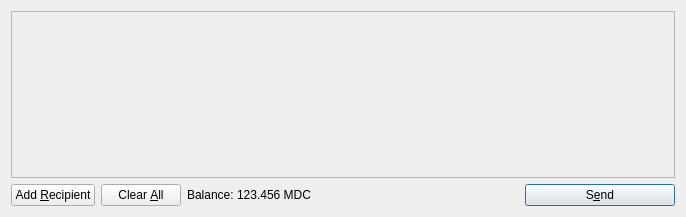
Before: the Qt Designer form src/qt/forms/sendcoinsdialog.ui in mysatweb/mysat, drawn with Qt 5.
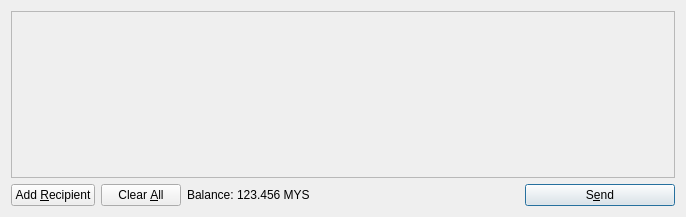
After: the same form once the commit is applied. Icons and pictures are not drawn.

Diff of the .ui file:
```diff
--- a/src/qt/forms/sendcoinsdialog.ui
+++ b/src/qt/forms/sendcoinsdialog.ui
@@ -119,7 +119,7 @@
           <cursorShape>IBeamCursor</cursorShape>
          </property>
          <property name="text">
-          <string>123.456 MDC</string>
+          <string>123.456 MYS</string>
          </property>
          <property name="textInteractionFlags">
           <set>Qt::LinksAccessibleByMouse|Qt::TextSelectableByKeyboard|Qt::TextSelectableByMouse</set>
```
